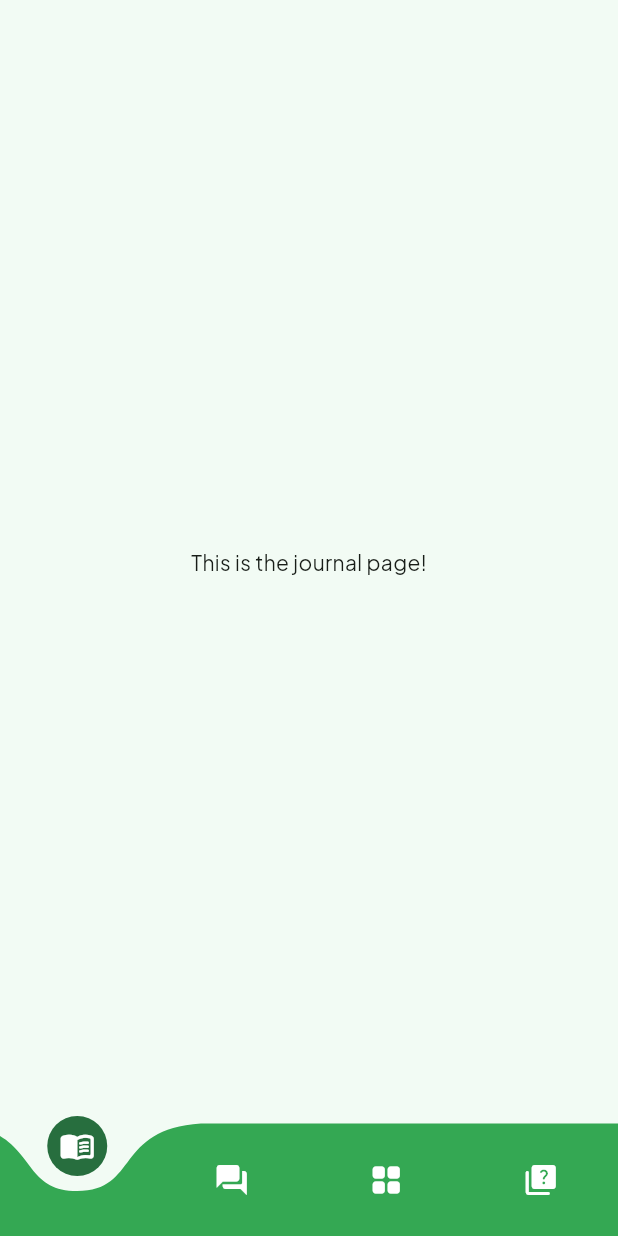
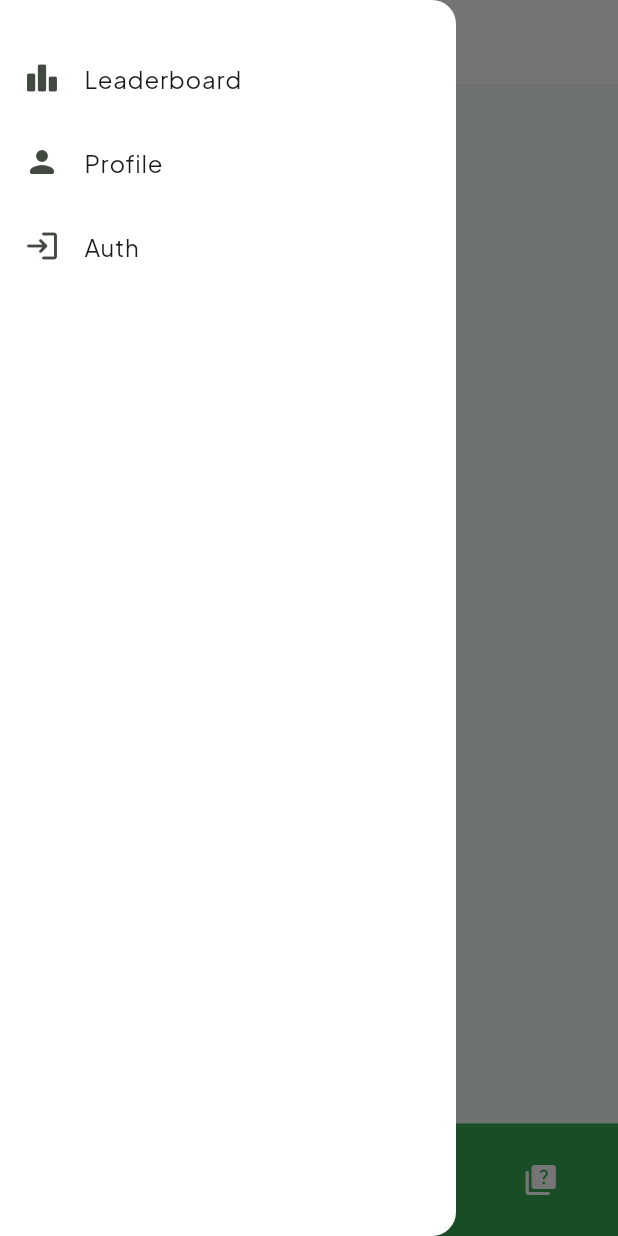
Before and after one commit to PBP-Kelompok-F11/tanampedia-mobile, a Flutter app: the screen it shows after launch, with the side drawer open (before the commit the screen has no drawer), on a phone screen of 412 x 824 dp. Run offline on Flutter 3.47's test engine with Material 3 defaults, Android fonts, the phone set to English and light mode, and no system bars; drawn by our look-alikes of curved_navigation_bar; project files that could hold a hidden picture were left out.

Commit message:
feat: implement global app bar with a (semi) functioning sidebar

```diff
--- a/lib/app.dart
+++ b/lib/app.dart
@@ -8,6 +8,7 @@ class App extends StatelessWidget {
   @override
   Widget build(BuildContext context) {
     return MaterialApp(
+      debugShowCheckedModeBanner: false,
       theme: AppTheme.light,
       home: const HomeShell(),
     );
--- a/lib/core/widgets/home_shell.dart
+++ b/lib/core/widgets/home_shell.dart
@@ -1,4 +1,6 @@
 import 'package:flutter/material.dart';
+import 'package:tanampedia/core/widgets/main_appbar.dart';
+import 'package:tanampedia/core/widgets/main_drawer.dart';
 import 'package:tanampedia/core/widgets/main_nav_bar.dart';
 import 'package:tanampedia/features/catalog/pages/catalog_page.dart';
 import 'package:tanampedia/features/forum/pages/forum_page.dart';
@@ -25,6 +27,8 @@ class _HomeShellState extends State<HomeShell> {
   @override
   Widget build(BuildContext context) {
     return Scaffold(
+      appBar: const MainAppBar(),
+      drawer: const MainDrawer(),
       body: IndexedStack(index: _currentIndex, children: _pages),
       bottomNavigationBar: MainNavBar(
         currentIndex: _currentIndex,
--- /dev/null
+++ b/lib/core/widgets/main_appbar.dart
@@ -0,0 +1,38 @@
+import 'package:flutter/material.dart';
+import 'package:tanampedia/core/themes/base_colors.dart';
+import 'package:tanampedia/core/themes/font_theme.dart';
+
+class MainAppBar extends StatelessWidget implements PreferredSizeWidget {
+  const MainAppBar({super.key});
+
+  @override
+  Size get preferredSize => const Size.fromHeight(kToolbarHeight);
+
+  @override
+  Widget build(BuildContext context) {
+    return AppBar(
+      automaticallyImplyLeading: false,
+      titleSpacing: 16,
+      title: Row(
+        children: [
+          IconButton(
+            onPressed: () => Scaffold.of(context).openDrawer(),
+            tooltip: 'Open profile menu',
+            icon: const CircleAvatar(
+              radius: 18,
+              backgroundColor: BaseColors.primary100,
+              child: Icon(Icons.person_rounded, color: BaseColors.primary700),
+            ),
+          ),
+          Image.asset('assets/icons/tanampedia-logo.png', height: 46),
+          Text(
+            "Tanampedia",
+            style: FontTheme.headlineMedium.copyWith(
+              color: BaseColors.primary800,
+            ),
+          ),
+        ],
+      ),
+    );
+  }
+}
--- /dev/null
+++ b/lib/core/widgets/main_drawer.dart
@@ -0,0 +1,43 @@
+import 'package:flutter/material.dart';
+import 'package:tanampedia/core/themes/base_colors.dart';
+import 'package:tanampedia/features/auth/pages/auth_page.dart';
+import 'package:tanampedia/features/leaderboard/pages/leaderboard_page.dart';
+import 'package:tanampedia/features/profile/pages/profile_page.dart';
+
+class MainDrawer extends StatelessWidget {
+  const MainDrawer({super.key});
+
+  @override
+  Widget build(BuildContext context) {
+    return Drawer(
+      backgroundColor: BaseColors.raised,
+      child: SafeArea(
+        child: ListView(
+          padding: const EdgeInsets.symmetric(vertical: 24),
+          children: [
+            ListTile(
+              leading: const Icon(Icons.leaderboard_rounded),
+              title: const Text('Leaderboard'),
+              onTap: () => _navigate(context, const LeaderboardPage()),
+            ),
+            ListTile(
+              leading: const Icon(Icons.person_rounded),
+              title: const Text('Profile'),
+              onTap: () => _navigate(context, const ProfilePage()),
+            ),
+            ListTile(
+              leading: const Icon(Icons.login_rounded),
+              title: const Text('Auth'),
+              onTap: () => _navigate(context, const AuthPage()),
+            ),
+          ],
+        ),
+      ),
+    );
+  }
+
+  void _navigate(BuildContext context, Widget page) {
+    Navigator.of(context).pop();
+    Navigator.of(context).push(MaterialPageRoute(builder: (_) => page));
+  }
+}
--- a/pubspec.yaml
+++ b/pubspec.yaml
@@ -10,7 +10,6 @@ dependencies:
   flutter:
     sdk: flutter
   curved_navigation_bar: ^1.0.6
-
 dev_dependencies:
   flutter_test:
     sdk: flutter
@@ -18,6 +17,9 @@ dev_dependencies:
 
 flutter:
   uses-material-design: true
+
+  assets:
+    - assets/icons/
 
   fonts:
     - family: Plus Jakarta Sans
```
Also changed, not shown: assets/icons/tanampedia-logo.png (added).
